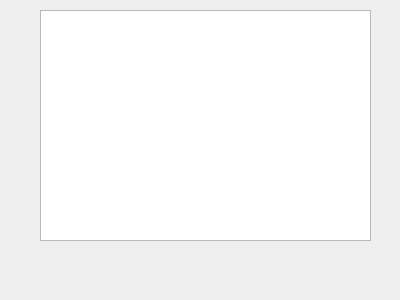
Above: GraphWindow.ui from gkdisdhfl1/PowerSimulator before the change. Below: the same form after it.
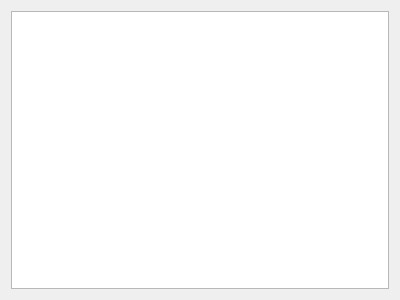
That is the form after the change.

Commit message: graphWindow에 chart 추가

The edit to the form file:
```diff
--- a/GraphWindow.ui
+++ b/GraphWindow.ui
@@ -13,16 +13,11 @@
   <property name="windowTitle">
    <string>GraphWindow</string>
   </property>
-  <widget class="QGraphicsView" name="chartView">
-   <property name="geometry">
-    <rect>
-     <x>40</x>
-     <y>10</y>
-     <width>331</width>
-     <height>231</height>
-    </rect>
-   </property>
-  </widget>
+  <layout class="QGridLayout" name="gridLayout">
+   <item row="0" column="0">
+    <widget class="QGraphicsView" name="chartView"/>
+   </item>
+  </layout>
  </widget>
  <resources/>
  <connections/>
```
The commit also changes 8 other files.
